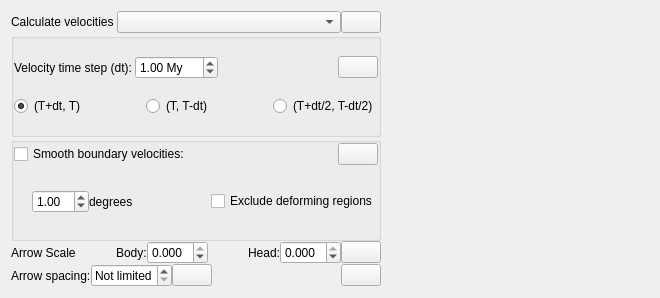
The window that src/qt-widgets/VelocityFieldCalculatorLayerOptionsWidgetUi.ui (GPlates/GPlates) describes before a commit, drawn with Qt 5.
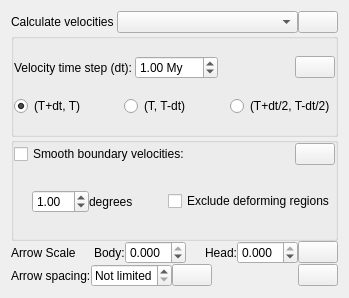
The same window after the commit. Icons and pictures are not drawn.

```diff
--- a/src/qt-widgets/VelocityFieldCalculatorLayerOptionsWidgetUi.ui
+++ b/src/qt-widgets/VelocityFieldCalculatorLayerOptionsWidgetUi.ui
@@ -6,7 +6,7 @@
    <rect>
     <x>0</x>
     <y>0</y>
-    <width>660</width>
+    <width>349</width>
     <height>298</height>
    </rect>
   </property>
@@ -528,19 +528,6 @@
      </item>
     </layout>
    </item>
-   <item>
-    <spacer name="horizontalSpacer">
-     <property name="orientation">
-      <enum>Qt::Horizontal</enum>
-     </property>
-     <property name="sizeHint" stdset="0">
-      <size>
-       <width>76</width>
-       <height>20</height>
-      </size>
-     </property>
-    </spacer>
-   </item>
   </layout>
  </widget>
  <resources>
```
Left out of the diff: 22 changed lines with no effect on the pictures.
